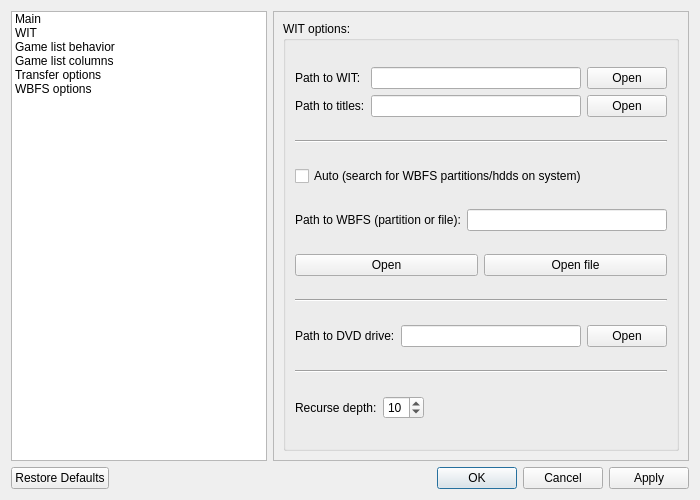
Before: the Qt Designer form resources/ui/settings.ui in evertonstz/wiibafu, drawn with Qt 5.
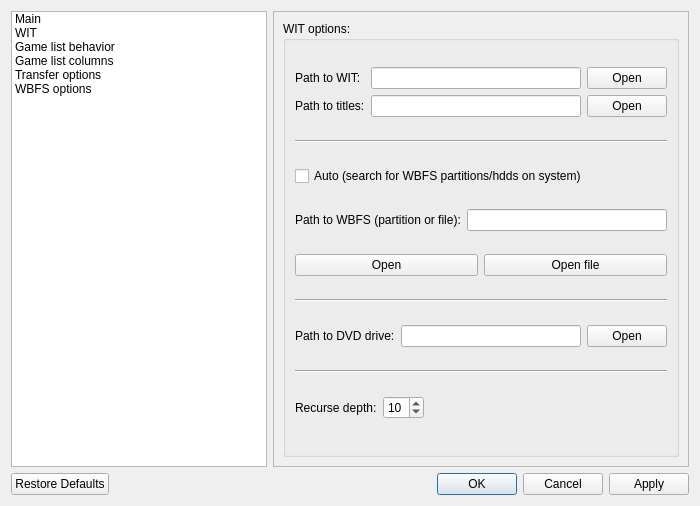
After: the same form once the commit is applied. The open tabs and pages were chosen to show the change. Icons and pictures are not drawn.

What changed in the file:
```diff
--- a/resources/ui/settings.ui
+++ b/resources/ui/settings.ui
@@ -7,7 +7,7 @@
     <x>0</x>
     <y>0</y>
     <width>700</width>
-    <height>500</height>
+    <height>506</height>
    </rect>
   </property>
   <property name="windowTitle">
```
Left out of the diff: 36 changed lines with no effect on the pictures.
